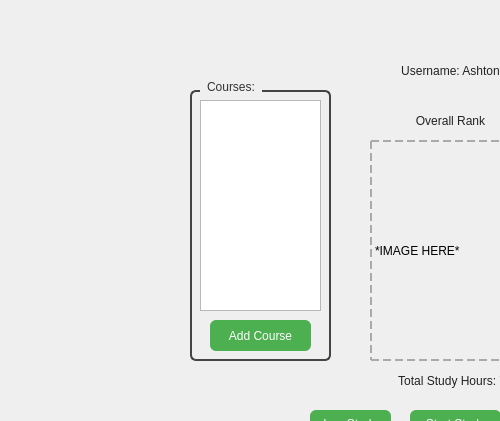
daynadrant/Course-App, file 376_Project/homepage.ui: the form before one commit; both pictures show x 0 to 500 and y 0 to 421 of the 900 by 600 pixel window.
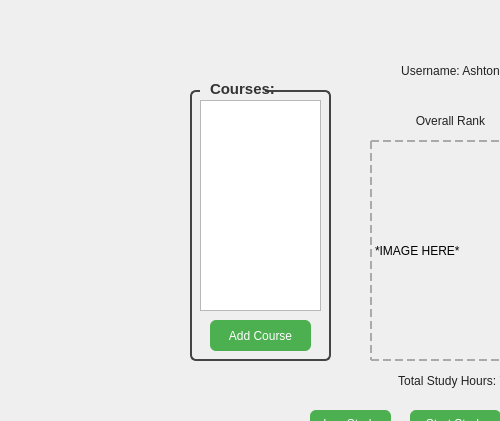
The form after the commit.

```diff
--- a/376_Project/homepage.ui
+++ b/376_Project/homepage.ui
@@ -34,10 +34,11 @@
     subcontrol-origin: margin;
     left: 10px;
     padding: 0 5px;
+	color: transparent;
 }</string>
    </property>
    <property name="title">
-    <string>Courses:</string>
+    <string>Courses: </string>
    </property>
    <widget class="QListWidget" name="coursesList">
     <property name="geometry">
@@ -405,6 +406,47 @@
     <string>Log Out</string>
    </property>
   </widget>
+  <widget class="QPushButton" name="coursesButton">
+   <property name="geometry">
+    <rect>
+     <x>200</x>
+     <y>73</y>
+     <width>91</width>
+     <height>31</height>
+    </rect>
+   </property>
+   <property name="font">
+    <font>
+     <family>Segoe UI</family>
+     <pointsize>11</pointsize>
+     <italic>false</italic>
+     <bold>true</bold>
+    </font>
+   </property>
+   <property name="cursor">
+    <cursorShape>PointingHandCursor</cursorShape>
+   </property>
+   <property name="styleSheet">
+    <string notr="true">QPushButton {
+    background: transparent;
+    border: none;
+    font: bold 11pt &quot;Segoe UI&quot;;
+    color: #333;
+    text-align: left;
+    padding-left: 10px;
+}
+QPushButton:hover {
+    text-decoration: underline;
+}
+</string>
+   </property>
+   <property name="text">
+    <string>Courses:</string>
+   </property>
+   <property name="flat">
+    <bool>true</bool>
+   </property>
+  </widget>
  </widget>
  <resources/>
  <connections/>
```
Left out of the diff: 6 changed lines with no effect on the pictures.
